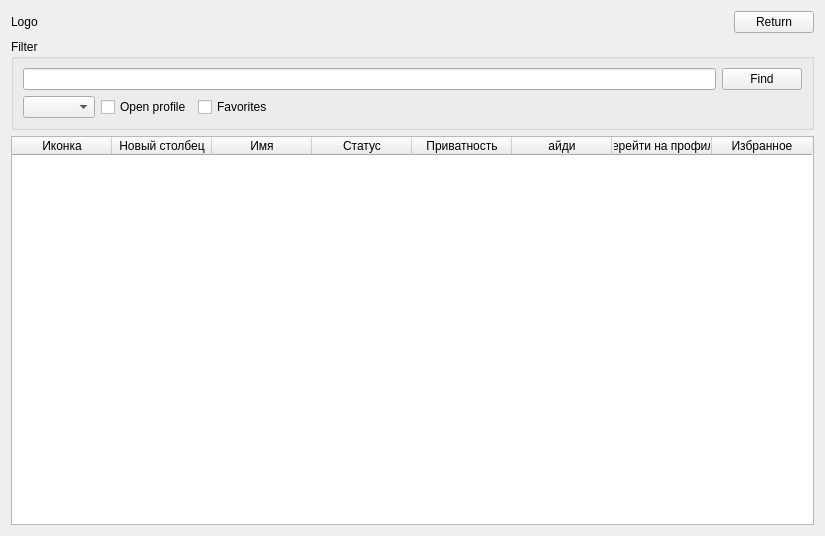
Old version of the form AraSteamManager/formfriends.ui in the repository Arankir/AraSteamManager.
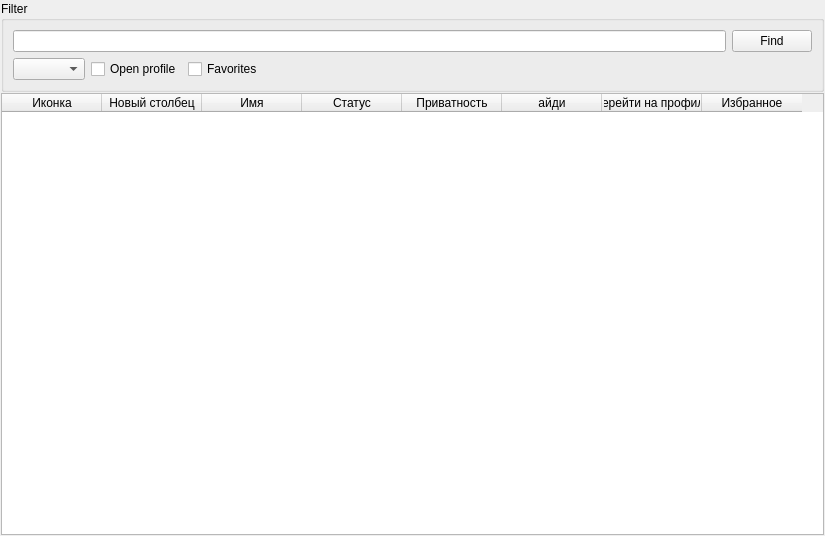
New version of the form.

Diff of the .ui file:
```diff
--- a/AraSteamManager/formfriends.ui
+++ b/AraSteamManager/formfriends.ui
@@ -14,37 +14,21 @@
    <string>SteamAchievementsStatistic</string>
   </property>
   <layout class="QVBoxLayout" name="verticalLayout_2">
-   <item>
-    <layout class="QHBoxLayout" name="horizontalLayout">
-     <item>
-      <widget class="QLabel" name="LabelLogo">
-       <property name="text">
-        <string>Logo</string>
-       </property>
-      </widget>
-     </item>
-     <item>
-      <spacer name="horizontalSpacer">
-       <property name="orientation">
-        <enum>Qt::Horizontal</enum>
-       </property>
-       <property name="sizeHint" stdset="0">
-        <size>
-         <width>40</width>
-         <height>20</height>
-        </size>
-       </property>
-      </spacer>
-     </item>
-     <item>
-      <widget class="QPushButton" name="ButtonReturn">
-       <property name="text">
-        <string>Return</string>
-       </property>
-      </widget>
-     </item>
-    </layout>
-   </item>
+   <property name="spacing">
+    <number>1</number>
+   </property>
+   <property name="leftMargin">
+    <number>1</number>
+   </property>
+   <property name="topMargin">
+    <number>1</number>
+   </property>
+   <property name="rightMargin">
+    <number>1</number>
+   </property>
+   <property name="bottomMargin">
+    <number>1</number>
+   </property>
    <item>
     <widget class="QGroupBox" name="GroupBoxFilter">
      <property name="title">
```
Left out of the diff: 2 changed lines with no effect on the pictures.
